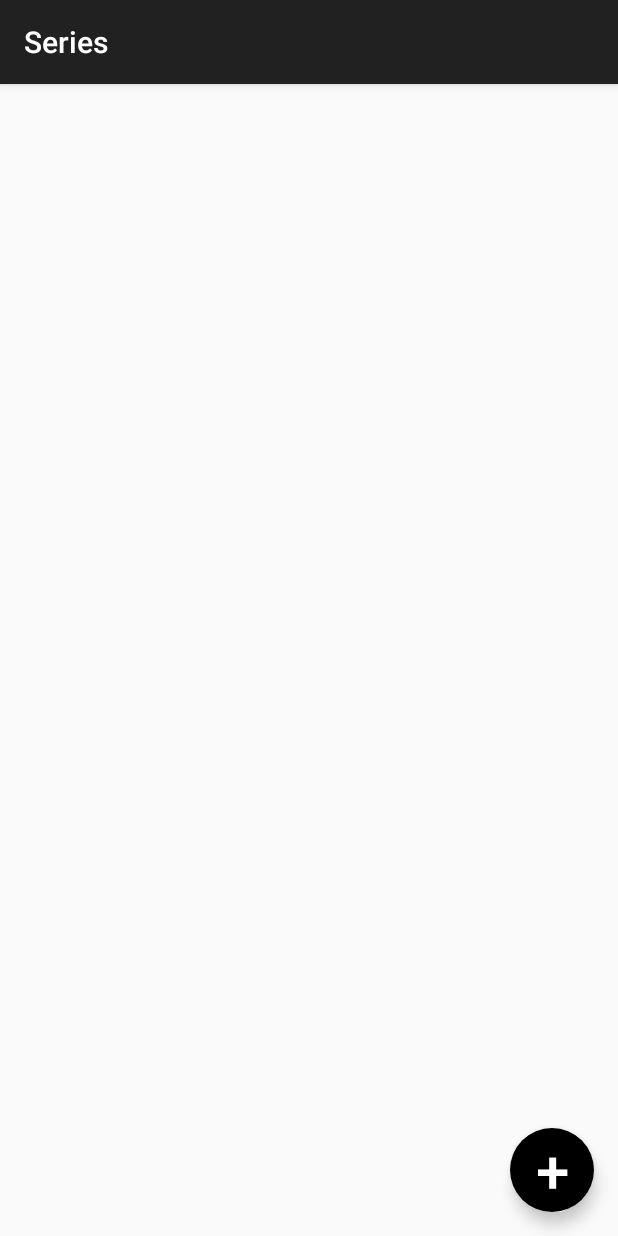
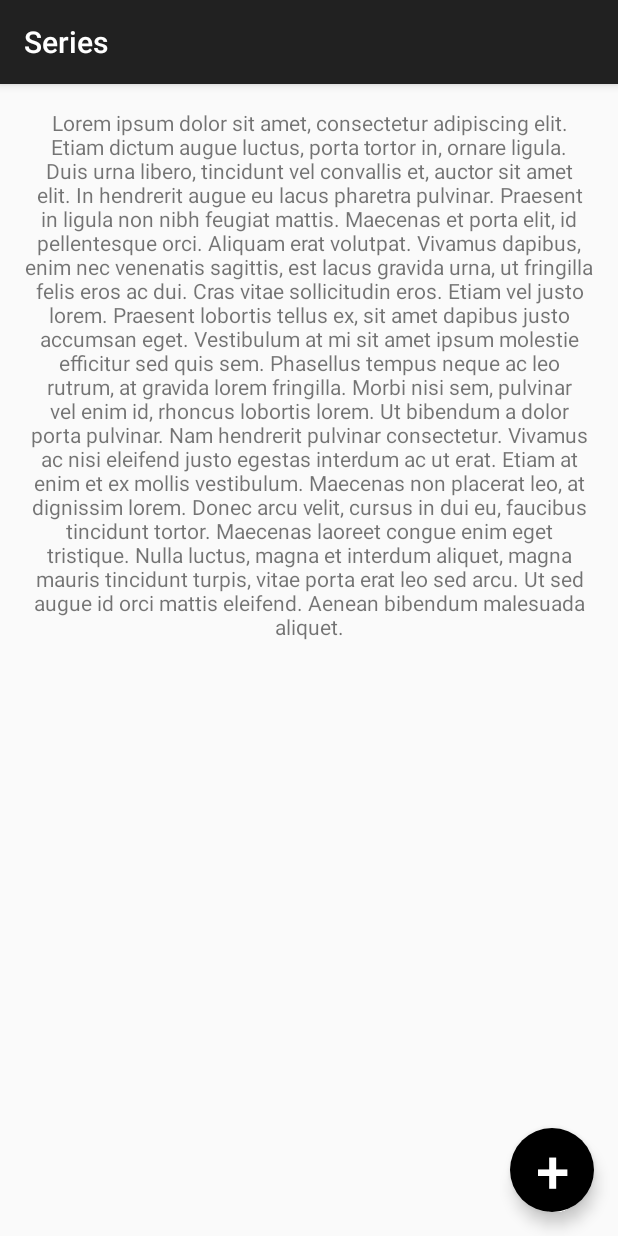
Before and after one commit to andre-lfa/app, an Android app: the SerieActivity screen opened directly, with no data from a screen before it, on a phone screen of 412 x 824 dp. Run offline under Robolectric (Android 15) with nearby library versions, the light colour scheme and no system bars.

Commit message:
Adicionado caixa de descricao para a serie

```diff
--- a/app/src/main/res/layout/activity_game_of_thrones.xml
+++ b/app/src/main/res/layout/activity_game_of_thrones.xml
@@ -3,6 +3,18 @@
     xmlns:android="http://schemas.android.com/apk/res/android"
     android:layout_width="match_parent"
     android:layout_height="match_parent">
+
+    <TextView
+        android:id="@+id/text_view_id"
+        android:layout_width="match_parent"
+        android:layout_height="wrap_content"
+        android:layout_alignParentLeft="true"
+        android:layout_alignParentStart="true"
+        android:ellipsize="middle"
+        android:padding="16dp"
+        android:scrollbars="vertical"
+        android:text="@string/descricao_da_serie"
+        android:textAlignment="center" />
 
     <Button
         android:layout_width="56dp"
--- a/app/src/main/res/values/strings.xml
+++ b/app/src/main/res/values/strings.xml
@@ -1,4 +1,5 @@
 <resources>
     <string name="app_name">Series</string>
-    <string-array name="descricao_da_serie"></string-array>
+    <string name="descricao_da_serie">Lorem ipsum dolor sit amet, consectetur adipiscing elit. Etiam dictum augue luctus, porta tortor in, ornare ligula. Duis urna libero, tincidunt vel convallis et, auctor sit amet elit. In hendrerit augue eu lacus pharetra pulvinar. Praesent in ligula non nibh feugiat mattis. Maecenas et porta elit, id pellentesque orci. Aliquam erat volutpat. Vivamus dapibus, enim nec venenatis sagittis, est lacus gravida urna, ut fringilla felis eros ac dui. Cras vitae sollicitudin eros. Etiam vel justo lorem. Praesent lobortis tellus ex, sit amet dapibus justo accumsan eget. Vestibulum at mi sit amet ipsum molestie efficitur sed quis sem. Phasellus tempus neque ac leo rutrum, at gravida lorem fringilla.
+        Morbi nisi sem, pulvinar vel enim id, rhoncus lobortis lorem. Ut bibendum a dolor porta pulvinar. Nam hendrerit pulvinar consectetur. Vivamus ac nisi eleifend justo egestas interdum ac ut erat. Etiam at enim et ex mollis vestibulum. Maecenas non placerat leo, at dignissim lorem. Donec arcu velit, cursus in dui eu, faucibus tincidunt tortor. Maecenas laoreet congue enim eget tristique. Nulla luctus, magna et interdum aliquet, magna mauris tincidunt turpis, vitae porta erat leo sed arcu. Ut sed augue id orci mattis eleifend. Aenean bibendum malesuada aliquet.</string>
 </resources>
```
